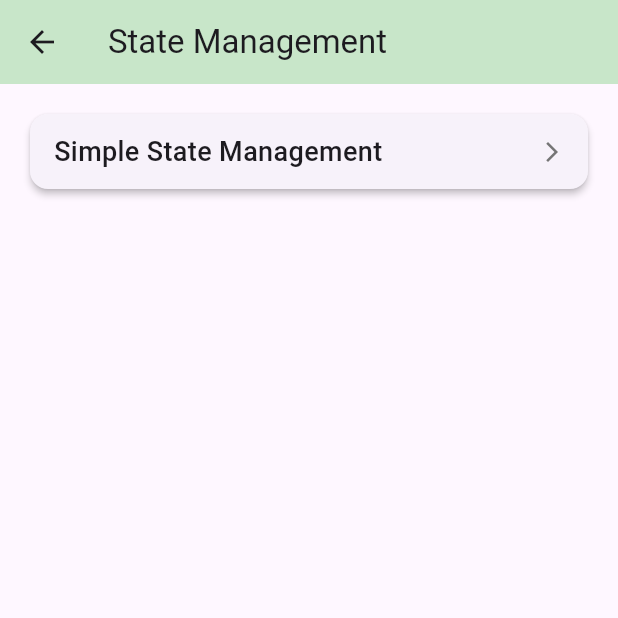
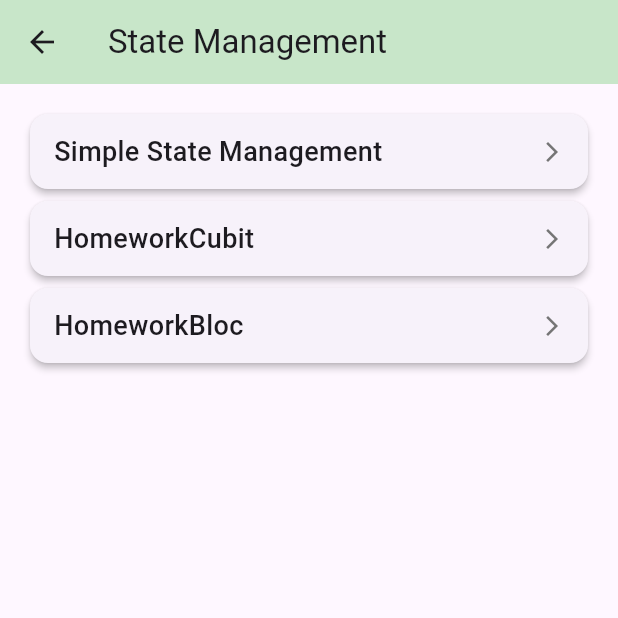
Before and after one commit to RenatTest/r_d_flutter_course, a Flutter app: the StateManagementMainScreen screen opened by its route, on a phone screen of 412 x 824 dp, the top half of it. Run offline on Flutter 3.47's test engine with Material 3 defaults, Android fonts, the phone set to English and light mode, and no system bars; our stand-ins replace firebase_auth, firebase_core, go_router, google_sign_in, hexcolor; accounts and stored records are empty.

Commit message:
feat(LAB-19-BLOC-intro-homework): added buttons HomeworkCubit and HomeworkBloc on the StateManagementMainScreen

```diff
--- a/lib/features/state_managment/state_management_main_screen.dart
+++ b/lib/features/state_managment/state_management_main_screen.dart
@@ -22,6 +22,8 @@ class StateManagementMainScreen extends StatelessWidget {
               title: 'Simple State Management',
               onTap: () => context.goNamed(ScreenNames.simpleStateManagement),
             ),
+            FeatureCard(title: 'HomeworkCubit', onTap: () {}),
+            FeatureCard(title: 'HomeworkBloc', onTap: () {}),
           ],
         ),
       ),
```
